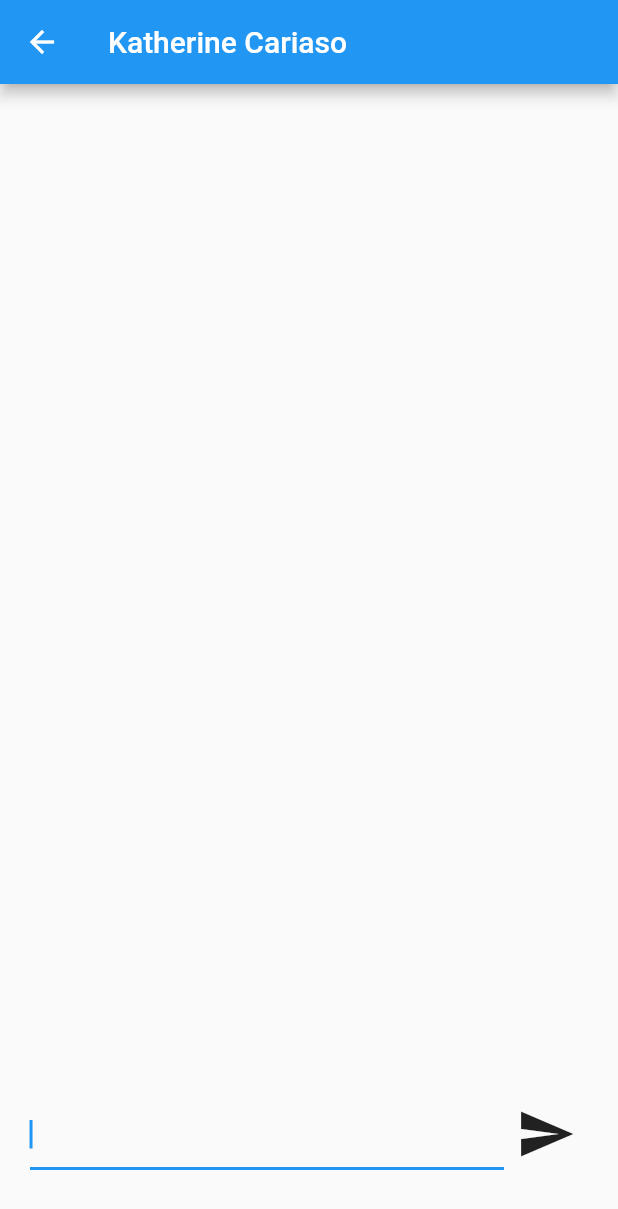
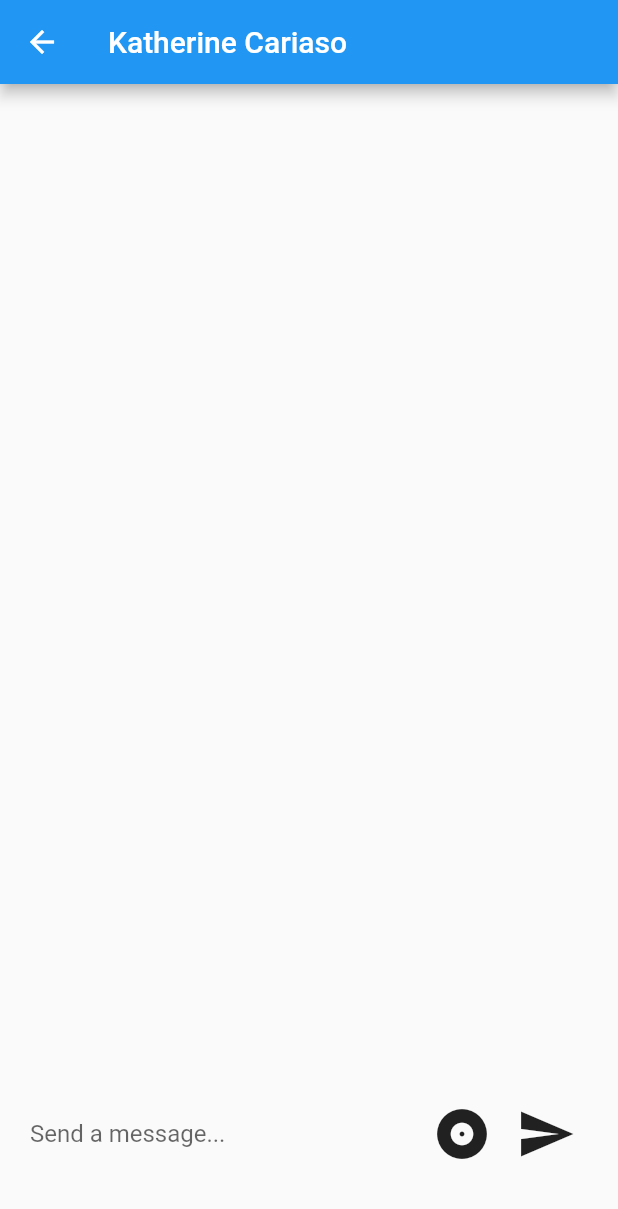
Before and after one commit to JBuhay34/buhaychat, a Flutter app: the MessageRoomPage screen opened directly with sample values from the repository, after a tap on the "send" icon, on a phone screen of 412 x 824 dp. Shown: the top 1209 px of the screen. Run offline on Flutter 3.47's test engine with Material 2 defaults, Android fonts, the phone set to English and light mode, and no system bars; statements that could not run were skipped.

```diff
--- a/lib/MessageRoomPage.dart
+++ b/lib/MessageRoomPage.dart
@@ -13,6 +13,8 @@ class MessageRoomPage extends StatefulWidget {
 
 class _MessageRoomPageState extends State<MessageRoomPage> {
   MessageContent content;
+  FocusNode myFocusNode;
+  final messageController = TextEditingController();
 
   _MessageRoomPageState(MessageContent content) {
     this.content = content;
@@ -22,6 +24,15 @@ class _MessageRoomPageState extends State<MessageRoomPage> {
   void initState() {
     // TODO: implement initState
     super.initState();
+    myFocusNode = FocusNode();
+  }
+
+  @override
+  void dispose() {
+    // TODO: implement dispose
+    messageController.dispose();
+    myFocusNode.dispose();
+    super.dispose();
   }
 
   @override
@@ -45,10 +56,31 @@ class _MessageRoomPageState extends State<MessageRoomPage> {
                     children: <Widget>[
                       Expanded(
                           child: TextField(
-                        autofocus: true,
-                      )),
+                              controller: messageController,
+                              focusNode: myFocusNode,
+                              decoration: InputDecoration(
+                                  border: InputBorder.none,
+                                  hintText: 'Send a message...'
+                              )
+                          )
+                      ),
                       IconButton(
                         onPressed: () {},
+                        icon: Icon(Icons.album),
+                        iconSize: 40,
+                      ),
+                      IconButton(
+                        onPressed: () {
+                          return showDialog(
+                              context: context,
+                              builder: (context) {
+                                return AlertDialog(
+                                  // Retrieve the text the user has typed in using our
+                                  // TextEditingController
+                                  content: Text(messageController.text),
+                                );
+                              });
+                        },
                         icon: Icon(Icons.send),
                         iconSize: 40,
                       )
```
